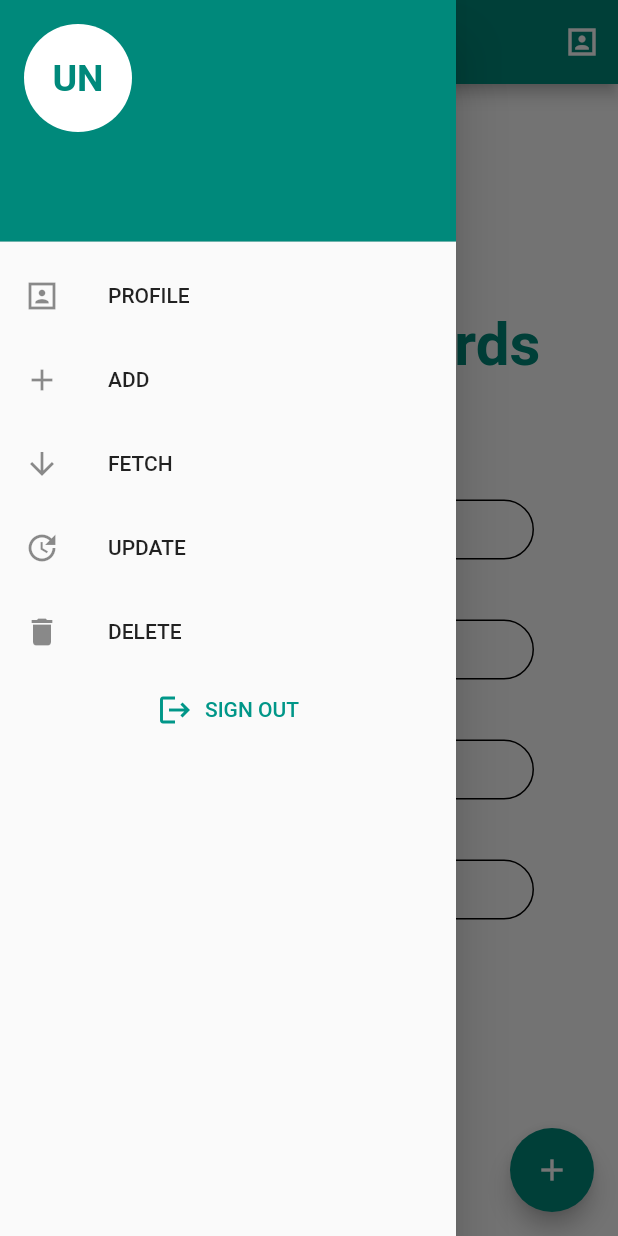
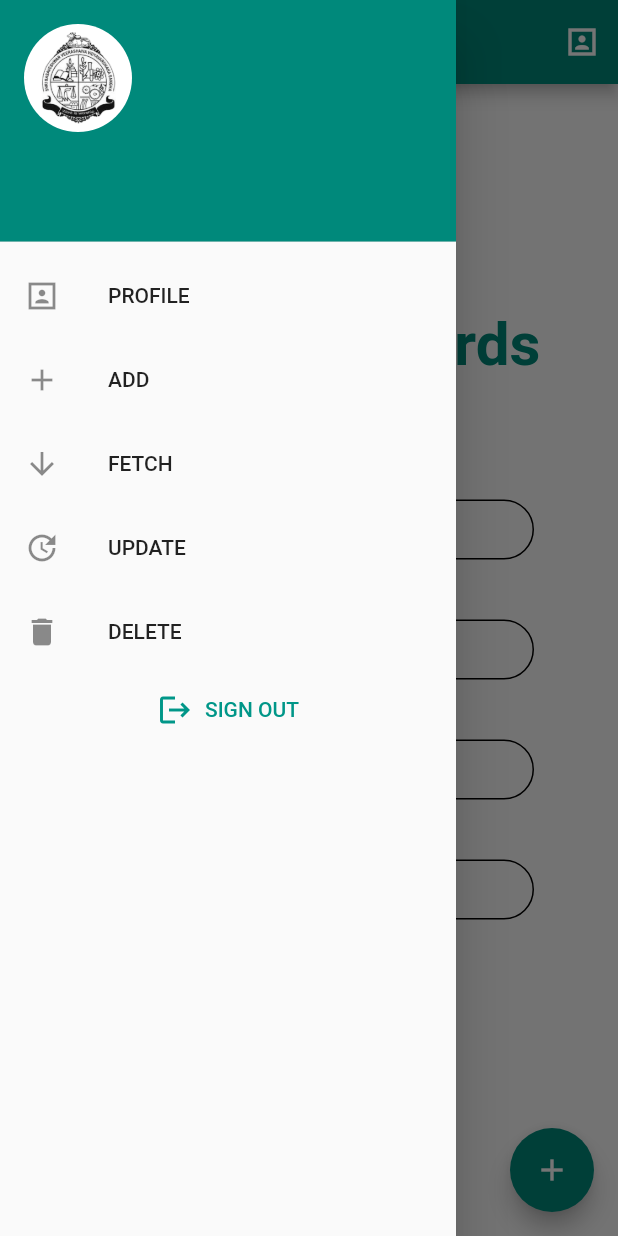
Before and after one commit to ioxvar/BEC-plugin, a Flutter app: the SideBar screen opened directly, with the side drawer open, on a phone screen of 412 x 824 dp. Run offline on Flutter 3.47's test engine with Material 2 defaults, Android fonts, the phone set to English and light mode, and no system bars; our stand-ins replace cloud_firestore, firebase_auth, firebase_core; accounts and stored records are empty; Roboto replaces fonts that are missing (Montserrat).

Commit message:
drawer text

```diff
--- a/lib/home_page.dart
+++ b/lib/home_page.dart
@@ -1,7 +1,6 @@
 import 'package:becplugin/auth/authentication_service.dart';
 import 'package:flutter/material.dart';
 import 'package:provider/provider.dart';
-//import 'package:cloud_firestore/cloud_firestore.dart';
 import 'crud/newpages.dart';
 import 'crud/profile.dart';
 
@@ -15,20 +14,27 @@ class SideBar extends StatefulWidget {
 class _SideBarState extends State<SideBar> {
   @override
   Widget build(BuildContext context) {
+    var logojpg = new AssetImage("assets/logobec.png");
+    var img = new Image(
+      image: logojpg,
+      width: 50,
+    );
     var drawerHeader = UserAccountsDrawerHeader(
       decoration: BoxDecoration(
         color: Colors.teal[600],
       ),
-      accountName: Text(profnameController.text),
-      accountEmail: Text(mailController.text),
+      accountName: Text(
+        profnameController.text,
+        style: TextStyle(fontSize: 18, fontWeight: FontWeight.w500),
+      ),
+      accountEmail: Text(
+        mailController.text,
+        style: TextStyle(fontSize: 15, fontWeight: FontWeight.w500),
+      ),
       currentAccountPicture: CircleAvatar(
         backgroundColor: Colors.white,
-        child: Text(
-          'UN',
-          style: TextStyle(
-              fontSize: 25.0,
-              fontWeight: FontWeight.bold,
-              color: Colors.teal[600]),
+        child: Container(
+          child: img,
         ),
       ),
     );
```
